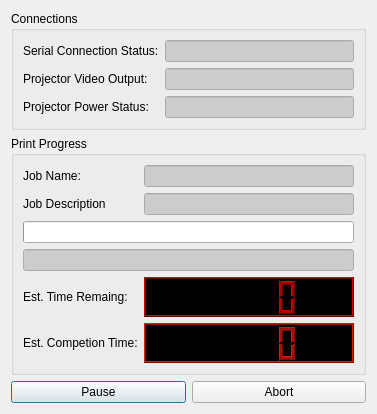
B9Creations/B9Creator, file Root/B9Creator/b9print.ui: the form before one commit.
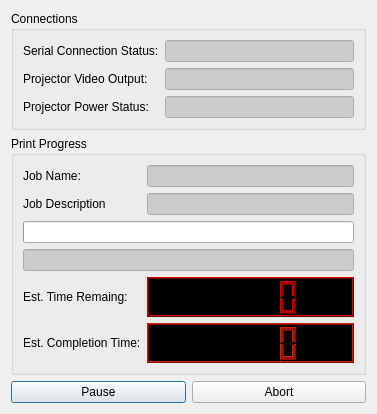
The form after the commit.

```diff
--- a/Root/B9Creator/b9print.ui
+++ b/Root/B9Creator/b9print.ui
@@ -467,7 +467,7 @@
          </sizepolicy>
         </property>
         <property name="text">
-         <string>Est. Competion Time:</string>
+         <string>Est. Completion Time:</string>
         </property>
        </widget>
       </item>
```
